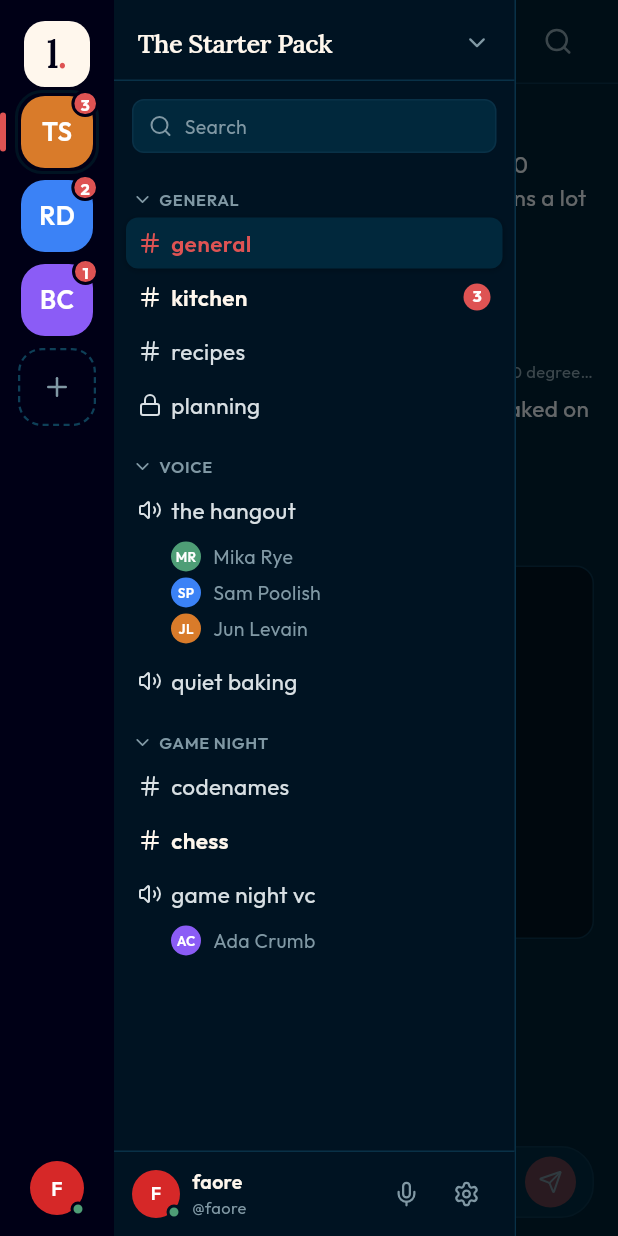
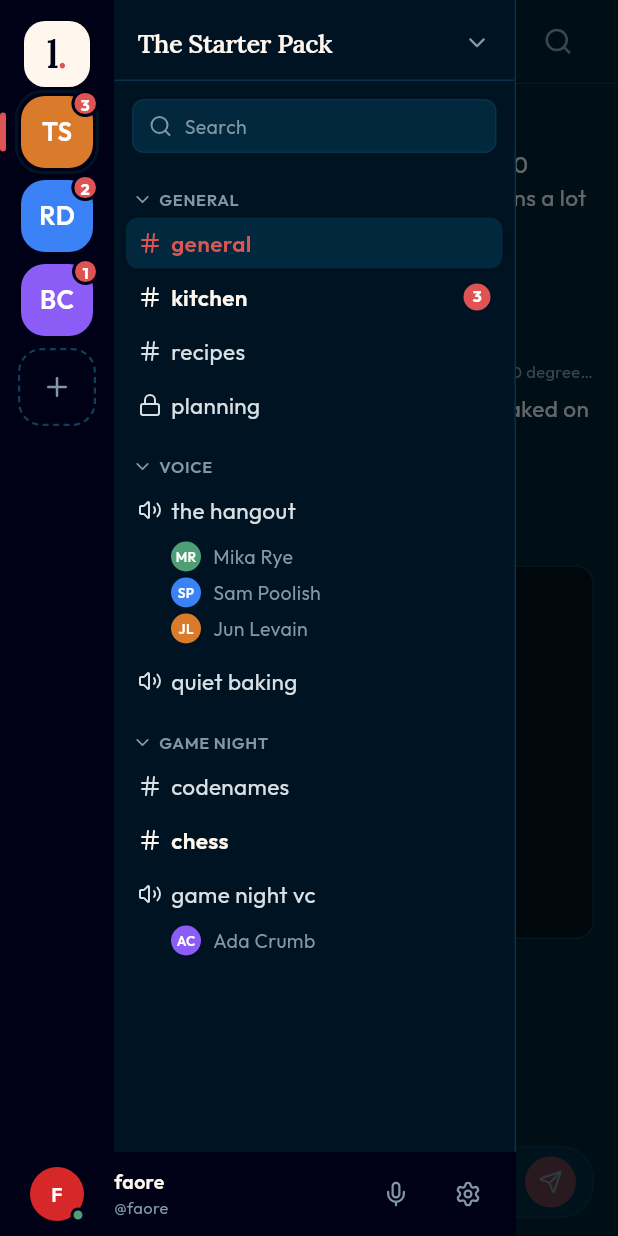
Before and after one commit to Loaf-moe/loaf-chat, a Flutter app: the screen it shows after launch, with the side drawer open, on a phone screen of 412 x 824 dp. Run offline on Flutter 3.47's test engine with Material 3 defaults, Android fonts, the phone set to English and light mode, and no system bars; our stand-ins replace lucide_icons_flutter.

Commit message:
fix(ui): one account panel across both navigation columns
The rail and the channel list each carried their own copy of your
avatar, side by side. Discord's answer is to let the account panel run
across both columns as a single element, and that is what this does:
the avatar sits in the rail's column, on the same centreline as the
space avatars above it, and the name and controls continue into the
channel list's column.

The bar is navy in both themes like the rail, so the mark at the top
and you at the bottom bookend the navigation rather than the cream
boundary cutting the panel in half.

Co-Authored-By: Claude Opus 5 <noreply@anthropic.com>

```diff
--- a/lib/ui/shell/app_shell.dart
+++ b/lib/ui/shell/app_shell.dart
@@ -14,6 +14,7 @@ import '../mock/fixtures.dart';
 import '../theme/loaf_theme.dart';
 import 'channel_list.dart';
 import 'spaces_rail.dart';
+import 'user_bar.dart';
 
 /// Below this width the navigation collapses into a drawer.
 const _wideBreakpoint = 900.0;
@@ -114,8 +115,10 @@ class _AppShellState extends State<AppShell> {
             backgroundColor: tokens.page,
             body: Row(
               children: [
-                _rail,
-                SizedBox(width: LoafShell.sidebarWidth, child: _list),
+                SizedBox(
+                  width: LoafShell.railWidth + LoafShell.sidebarWidth,
+                  child: _navigation,
+                ),
                 Expanded(child: channel),
               ],
             ),
@@ -135,12 +138,7 @@ class _AppShellState extends State<AppShell> {
             width: drawerWidth,
             shape: const RoundedRectangleBorder(),
             backgroundColor: tokens.sidebar,
-            child: Row(
-              children: [
-                _rail,
-                Expanded(child: _list),
-              ],
-            ),
+            child: _navigation,
           ),
           body: channel,
         );
@@ -148,21 +146,37 @@ class _AppShellState extends State<AppShell> {
     );
   }
 
-  Widget get _rail => SafeArea(
+  /// Rail and channel list side by side, over one account bar that spans
+  /// both. The bar is shared so your avatar appears once, not once per
+  /// column.
+  Widget get _navigation => SafeArea(
     right: false,
-    child: SpacesRail(
+    child: Column(
+      children: [
+        Expanded(
+          child: Row(
+            children: [
+              SpacesRail(
                 spaces: mockSpaces,
                 selectedSpaceId: _spaceId,
                 onSelect: _selectSpace,
               ),
-  );
-
-  Widget get _list => SafeArea(
-    left: false,
+              Expanded(
                 child: ChannelList(
                   space: _space,
                   selectedChannelId: _channel.id,
                   onSelect: _selectChannel,
                 ),
+              ),
+            ],
+          ),
+        ),
+        UserBar(
+          muted: _muted,
+          onToggleMute: () => setState(() => _muted = !_muted),
+          onSettings: () {},
+        ),
+      ],
+    ),
   );
 }
--- a/lib/ui/shell/channel_list.dart
+++ b/lib/ui/shell/channel_list.dart
@@ -61,7 +61,6 @@ class _ChannelListState extends State<ChannelList> {
               ],
             ),
           ),
-          _UserChip(tokens: tokens),
         ],
       ),
     );
@@ -346,87 +345,3 @@ class _MemberAvatar extends StatelessWidget {
     );
   }
 }
-
-class _UserChip extends StatelessWidget {
-  const _UserChip({required this.tokens});
-
-  final LoafTokens tokens;
-
-  @override
-  Widget build(BuildContext context) {
-    return Container(
-      padding: const EdgeInsets.symmetric(horizontal: 12, vertical: 8),
-      decoration: BoxDecoration(
-        color: tokens.sidebar,
-        border: Border(top: BorderSide(color: tokens.border, width: 1)),
-      ),
-      child: Row(
-        children: [
-          SizedBox(
-            width: 32,
-            height: 32,
-            child: Stack(
-              clipBehavior: Clip.none,
-              children: [
-                Container(
-                  decoration: BoxDecoration(
-                    color: currentUser.color,
-                    shape: BoxShape.circle,
-                  ),
-                  alignment: Alignment.center,
-                  child: Text(
-                    currentUser.initials,
-                    style: loafBody(12, 600).copyWith(color: Colors.white),
-                  ),
-                ),
-                if (currentUser.online)
-                  Positioned(
-                    right: -1,
-                    bottom: -1,
-                    child: Container(
-                      width: 10,
-                      height: 10,
-                      decoration: BoxDecoration(
-                        color: tokens.online,
-                        shape: BoxShape.circle,
-                        border: Border.all(color: tokens.sidebar, width: 2),
-                      ),
-                    ),
-                  ),
-              ],
-            ),
-          ),
-          const SizedBox(width: 8),
-          Expanded(
-            child: Column(
-              crossAxisAlignment: CrossAxisAlignment.start,
-              mainAxisSize: MainAxisSize.min,
-              children: [
-                Text(
-                  currentUser.name,
-                  overflow: TextOverflow.ellipsis,
-                  style: loafBody(13, 600).copyWith(color: tokens.textStrong),
-                ),
-                Text(
-                  currentUser.id,
-                  overflow: TextOverflow.ellipsis,
-                  style: loafBody(11, 400).copyWith(color: tokens.textMuted),
-                ),
-              ],
-            ),
-          ),
-          IconButton(
-            icon: Icon(LucideIcons.mic, size: 18, color: tokens.textMuted),
-            onPressed: () {},
-            visualDensity: VisualDensity.compact,
-          ),
-          IconButton(
-            icon: Icon(LucideIcons.settings, size: 18, color: tokens.textMuted),
-            onPressed: () {},
-            visualDensity: VisualDensity.compact,
-          ),
-        ],
-      ),
-    );
-  }
-}
--- a/lib/ui/shell/spaces_rail.dart
+++ b/lib/ui/shell/spaces_rail.dart
@@ -48,8 +48,6 @@ class SpacesRail extends StatelessWidget {
               ),
             ),
           ),
-          const SizedBox(height: 8),
-          _CurrentUserAvatar(tokens: tokens),
         ],
       ),
     );
@@ -280,47 +278,3 @@ class _DashedBorderPainter extends CustomPainter {
   bool shouldRepaint(covariant _DashedBorderPainter oldDelegate) =>
       oldDelegate.color != color;
 }
-
-class _CurrentUserAvatar extends StatelessWidget {
-  const _CurrentUserAvatar({required this.tokens});
-
-  final LoafTokens tokens;
-
-  @override
-  Widget build(BuildContext context) {
-    return SizedBox(
-      width: 36,
-      height: 36,
-      child: Stack(
-        clipBehavior: Clip.none,
-        children: [
-          Container(
-            decoration: BoxDecoration(
-              color: currentUser.color,
-              shape: BoxShape.circle,
-            ),
-            alignment: Alignment.center,
-            child: Text(
-              currentUser.initials,
-              style: loafBody(13, 600).copyWith(color: Colors.white),
-            ),
-          ),
-          if (currentUser.online)
-            Positioned(
-              right: -1,
-              bottom: -1,
-              child: Container(
-                width: 10,
-                height: 10,
-                decoration: BoxDecoration(
-                  color: tokens.online,
-                  shape: BoxShape.circle,
-                  border: Border.all(color: tokens.rail, width: 2),
-                ),
-              ),
-            ),
-        ],
-      ),
-    );
-  }
-}
--- /dev/null
+++ b/lib/ui/shell/user_bar.dart
@@ -0,0 +1,153 @@
+/// The account panel, spanning the bottom of both navigation columns.
+///
+/// The rail and the channel list each used to carry their own copy of your
+/// avatar, side by side, which is one avatar too many. Discord solves this by
+/// letting the account panel run across both columns as a single element, and
+/// so does this: the avatar sits in the rail's column, the name and controls
+/// continue into the channel list's.
+library;
+
+import 'package:flutter/material.dart';
+import 'package:lucide_icons_flutter/lucide_icons.dart';
+
+import '../mock/fixtures.dart';
+import '../theme/loaf_theme.dart';
+
+class UserBar extends StatelessWidget {
+  const UserBar({
+    super.key,
+    this.muted = false,
+    this.onToggleMute,
+    this.onSettings,
+  });
+
+  final bool muted;
+  final VoidCallback? onToggleMute;
+  final VoidCallback? onSettings;
+
+  static const height = 56.0;
+
+  @override
+  Widget build(BuildContext context) {
+    final tokens = LoafTokens.of(context);
+
+    return Container(
+      height: height,
+      // Navy in both themes, like the rail above it: the mark at the top and
+      // you at the bottom bookend the navigation.
+      color: tokens.rail,
+      child: Row(
+        children: [
+          // Sized to the rail so the avatar lands on the same centreline as
+          // the space avatars stacked above it.
+          SizedBox(
+            width: LoafShell.railWidth,
+            child: Center(child: _Avatar(tokens: tokens)),
+          ),
+          Expanded(
+            child: Column(
+              mainAxisAlignment: MainAxisAlignment.center,
+              crossAxisAlignment: CrossAxisAlignment.start,
+              children: [
+                Text(
+                  currentUser.name,
+                  maxLines: 1,
+                  overflow: TextOverflow.ellipsis,
+                  style: loafBody(13, 600).copyWith(color: tokens.onRail),
+                ),
+                Text(
+                  currentUser.id,
+                  maxLines: 1,
+                  overflow: TextOverflow.ellipsis,
+                  style: loafBody(11, 400).copyWith(color: tokens.textMuted),
+                ),
+              ],
+            ),
+          ),
+          _BarAction(
+            icon: muted ? LucideIcons.micOff : LucideIcons.mic,
+            tooltip: muted ? 'Unmute' : 'Mute',
+            tinted: muted,
+            onTap: onToggleMute,
+          ),
+          _BarAction(
+            icon: LucideIcons.settings,
+            tooltip: 'Settings',
+            onTap: onSettings,
+          ),
+          const SizedBox(width: LoafSpace.x2),
+        ],
+      ),
+    );
+  }
+}
+
+class _Avatar extends StatelessWidget {
+  const _Avatar({required this.tokens});
+
+  final LoafTokens tokens;
+
+  @override
+  Widget build(BuildContext context) => SizedBox(
+    width: 36,
+    height: 36,
+    child: Stack(
+      clipBehavior: Clip.none,
+      children: [
+        Container(
+          decoration: BoxDecoration(
+            color: currentUser.color,
+            shape: BoxShape.circle,
+          ),
+          alignment: Alignment.center,
+          child: Text(
+            currentUser.initials,
+            style: loafBody(13, 600).copyWith(color: Colors.white),
+          ),
+        ),
+        if (currentUser.online)
+          Positioned(
+            right: -1,
+            bottom: -1,
+            child: Container(
+              width: 10,
+              height: 10,
+              decoration: BoxDecoration(
+                color: tokens.online,
+                shape: BoxShape.circle,
+                border: Border.all(color: tokens.rail, width: 2),
+              ),
+            ),
+          ),
+      ],
+    ),
+  );
+}
+
+class _BarAction extends StatelessWidget {
+  const _BarAction({
+    required this.icon,
+    required this.tooltip,
+    this.tinted = false,
+    this.onTap,
+  });
+
+  final IconData icon;
+  final String tooltip;
+  final bool tinted;
+  final VoidCallback? onTap;
+
+  @override
+  Widget build(BuildContext context) {
+    final tokens = LoafTokens.of(context);
+    return Tooltip(
+      message: tooltip,
+      child: IconButton(
+        onPressed: onTap,
+        iconSize: 18,
+        color: tinted ? tokens.accent : tokens.textMuted,
+        icon: Icon(icon),
+      ),
+    );
+  }
+}
```
Also changed, not shown: 1 other file. Lines whose indentation alone changed are shown as unchanged.
